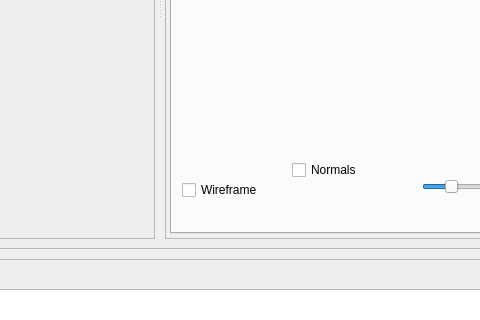
Old version of the form ui/MainWindow.ui in the repository NCCA/ShaderEnvironmentBuilder; both pictures show x 123 to 603 and y 272 to 592 of the 1280 by 768 pixel window.
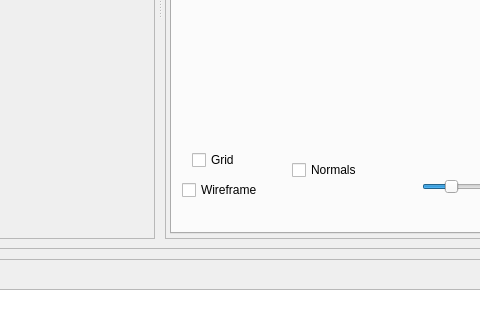
New version of the form.

Commit message: Added a grid toggle

```diff
--- a/ui/MainWindow.ui
+++ b/ui/MainWindow.ui
@@ -436,6 +436,19 @@
                     <string>Normals</string>
                    </property>
                   </widget>
+                  <widget class="QCheckBox" name="m_showGrid">
+                   <property name="geometry">
+                    <rect>
+                     <x>20</x>
+                     <y>340</y>
+                     <width>96</width>
+                     <height>26</height>
+                    </rect>
+                   </property>
+                   <property name="text">
+                    <string>Grid</string>
+                   </property>
+                  </widget>
                  </widget>
                 </widget>
                </item>
```
The commit also changes 3 other files.
